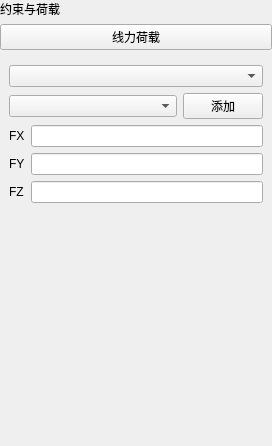
The window that plugins/Base_PhysicalField/LinearForcePage.ui (asd977/base_cae) describes before a commit, drawn with Qt 5.
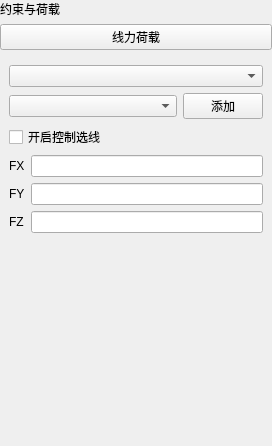
The same window after the commit. Custom widgets are drawn as their Qt base class.

Commit message: Base_PhysicalField: 为选面/选线页面补充拾取开关

Patch:
```diff
--- a/plugins/Base_PhysicalField/LinearForcePage.ui
+++ b/plugins/Base_PhysicalField/LinearForcePage.ui
@@ -52,34 +52,34 @@
    <item>
     <widget class="QWidget" name="contentWidget" native="true">
      <layout class="QGridLayout" name="gridLayout">
-      <item row="2" column="1">
+      <item row="3" column="1">
        <widget class="QLineEdit" name="lineEditX"/>
       </item>
-      <item row="3" column="0">
+      <item row="4" column="0">
        <widget class="QLabel" name="label_2">
         <property name="text">
          <string>FY</string>
         </property>
        </widget>
       </item>
-      <item row="4" column="0">
+      <item row="5" column="0">
        <widget class="QLabel" name="label_3">
         <property name="text">
          <string>FZ</string>
         </property>
        </widget>
       </item>
-      <item row="2" column="0">
+      <item row="3" column="0">
        <widget class="QLabel" name="label">
         <property name="text">
          <string>FX</string>
         </property>
        </widget>
       </item>
-      <item row="4" column="1">
+      <item row="5" column="1">
        <widget class="QLineEdit" name="lineEditZ"/>
       </item>
-      <item row="3" column="1">
+      <item row="4" column="1">
        <widget class="QLineEdit" name="lineEditY"/>
       </item>
       <item row="0" column="0" colspan="2">
@@ -105,6 +105,13 @@
         </item>
        </layout>
       </item>
+      <item row="2" column="0" colspan="2">
+       <widget class="QCheckBox" name="pickEnableCheckBox">
+        <property name="text">
+         <string>开启控制选线</string>
+        </property>
+       </widget>
+      </item>
      </layout>
     </widget>
    </item>
```
The commit also changes 3 other files.
